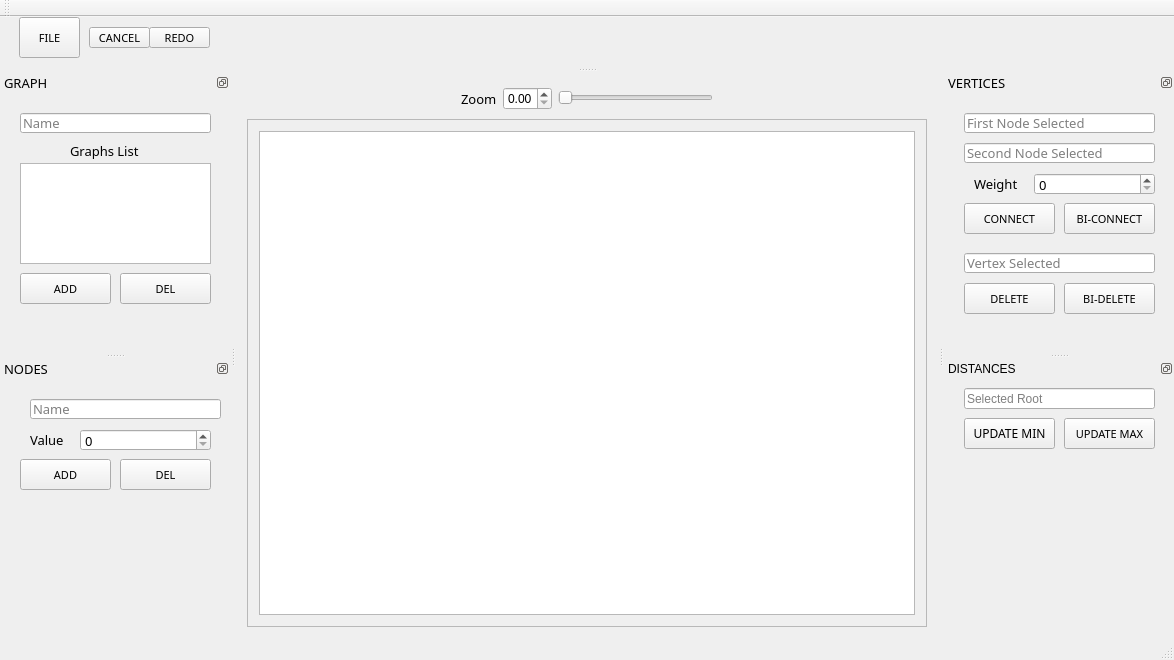
First picture: the form in GraphViewerGUI/GraphViewerGUI.ui, repository The0nlyOne/GraphViewerGUI, before the edit.
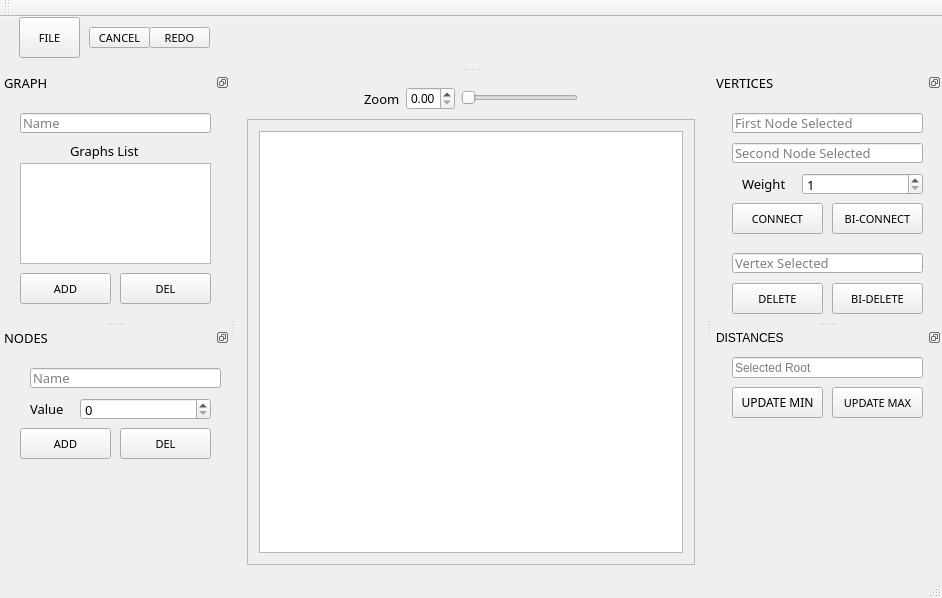
Second picture: the form after the edit.

```diff
--- a/GraphViewerGUI/GraphViewerGUI.ui
+++ b/GraphViewerGUI/GraphViewerGUI.ui
@@ -6,8 +6,8 @@
    <rect>
     <x>0</x>
     <y>0</y>
-    <width>1174</width>
-    <height>660</height>
+    <width>942</width>
+    <height>598</height>
    </rect>
   </property>
   <property name="minimumSize">
@@ -142,8 +142,8 @@
         <rect>
          <x>0</x>
          <y>0</y>
-         <width>686</width>
-         <height>496</height>
+         <width>454</width>
+         <height>434</height>
         </rect>
        </property>
        <layout class="QGridLayout" name="gridLayout">
@@ -346,6 +346,12 @@
        <height>22</height>
       </rect>
      </property>
+     <property name="minimum">
+      <number>1</number>
+     </property>
+     <property name="maximum">
+      <number>666666666</number>
+     </property>
     </widget>
     <widget class="QLineEdit" name="firstNodeSelectedLineEdit">
      <property name="geometry">
```
Left out of the diff: 2 changed lines with no effect on the pictures.
